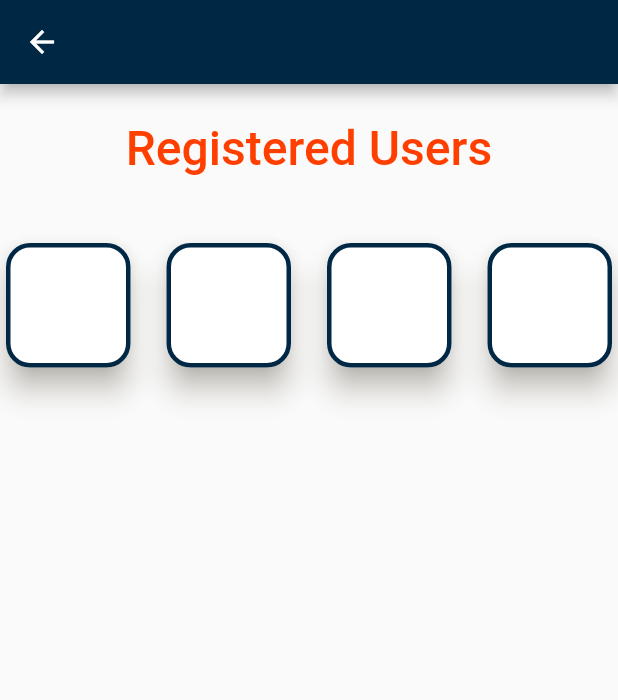
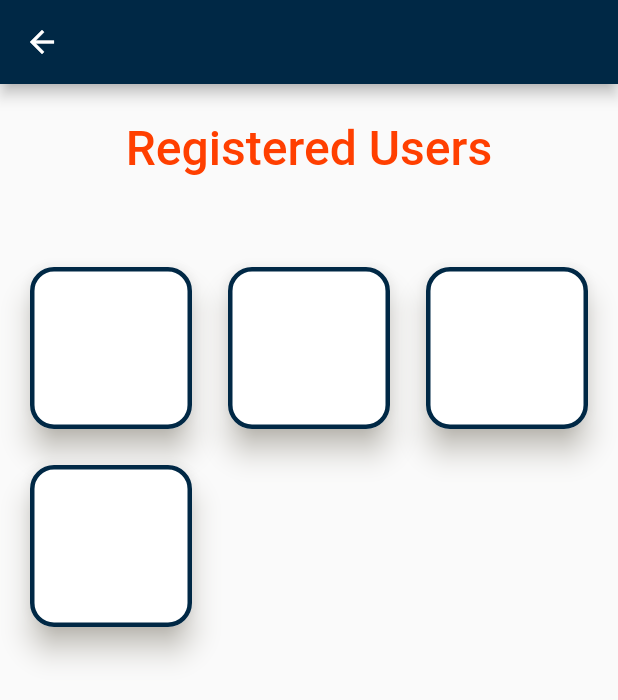
Before and after one commit to LalithGuptha/Admin_App_Anokha, a Flutter app: the screen it shows after launch, after a tap on "Login", after a tap on the "person" icon, on a phone screen of 412 x 824 dp. Shown: the top 700 px of the screen. Run offline on Flutter 3.47's test engine with Material 2 defaults, Android fonts, the phone set to English and light mode, and no system bars; our stand-ins replace animated_splash_screen, hexcolor.

Commit message:
Created events - update1

```diff
--- a/lib/screens/listofevents.dart
+++ b/lib/screens/listofevents.dart
@@ -18,7 +18,7 @@ Widget card (String name, String venue,int regcount, BuildContext context){
       //side: BorderSide(width: 3)
     ),
     child: Container(
-      margin: EdgeInsets.all(16),
+      margin: EdgeInsets.all(8),
       child: Row(
         children: [
           Container(
--- a/lib/screens/registeredusers.dart
+++ b/lib/screens/registeredusers.dart
@@ -8,7 +8,8 @@ class Registeredusers extends StatefulWidget{
 }
 
 Widget card (String name, String venue,int regcount, BuildContext context){
-  return Card(
+  return GestureDetector(
+    child: Card(
       //margin: EdgeInsets.fromLTRB(40, 40, 40, 0),
       elevation: 8,
       shadowColor: HexColor("BEB7A4"),
@@ -17,46 +18,8 @@ Widget card (String name, String venue,int regcount, BuildContext context){
           borderRadius: BorderRadius.circular(16),
           side: BorderSide(color:HexColor("002845"),width: 3)
       ),
-    // child: Column(
-    //   children: [
-    //     Row(
-    //       children: [
-    //         SizedBox(width: 16,height: 64,),
-    //         Text(name,style: TextStyle(fontSize: 24,fontWeight: FontWeight.w600),),
-    //         SizedBox(width: 70,),
-    //         new Spacer(),
-    //         Icon(Icons.person,),
-    //         SizedBox(width: 8,),
-    //         Text(regcount.toString()),
-    //         SizedBox(width: 16)
-    //       ],
-    //     ),
-    //     SizedBox(height: 16,),
-    //     Row(
-    //       children: [
-    //         SizedBox(width: 16,),
-    //         Icon(Icons.date_range,),
-    //         SizedBox(width: 8,),
-    //         Text("1-3-23"),
-    //         SizedBox(width: 100,),
-    //         Icon(Icons.access_time_outlined,),
-    //         SizedBox(width: 8,),
-    //         Text("12:00 PM")
-    //       ],
-    //     ),
-    //     SizedBox(height: 16,),
-    //     Row(
-    //       children: [
-    //         SizedBox(width: 16,),
-    //         Icon(Icons.location_pin,color: HexColor("FF3F00"),),
-    //         SizedBox(width: 8,),
-    //         Text(venue)
-    //       ],
-    //     ),
-    //     SizedBox(height: 40,)
-    //
-    //   ],
-    // ),
+
+    ),
   );
 }
 class _Registeredusers extends State<Registeredusers>
@@ -88,10 +51,12 @@ class _Registeredusers extends State<Registeredusers>
                   textAlign: TextAlign.center,
                 ) ,),
               SizedBox(height: 40,),
-              Expanded(
+              Container(
+                margin: EdgeInsets.all(16),
+                child: Expanded(
                   child: GridView.builder(
                       gridDelegate: SliverGridDelegateWithFixedCrossAxisCount(
-                        crossAxisCount: 4,
+                          crossAxisCount: 3,
                           crossAxisSpacing: 16.0,
                           mainAxisSpacing: 16.0
                       ),
@@ -100,6 +65,7 @@ class _Registeredusers extends State<Registeredusers>
                       itemBuilder: (BuildContext context, int index){
                         return card(name[index], venue[index], regcount[index], context);
                       }),
+                ),
               )
             ],
           )
```
Lines whose indentation alone changed are shown as unchanged.
